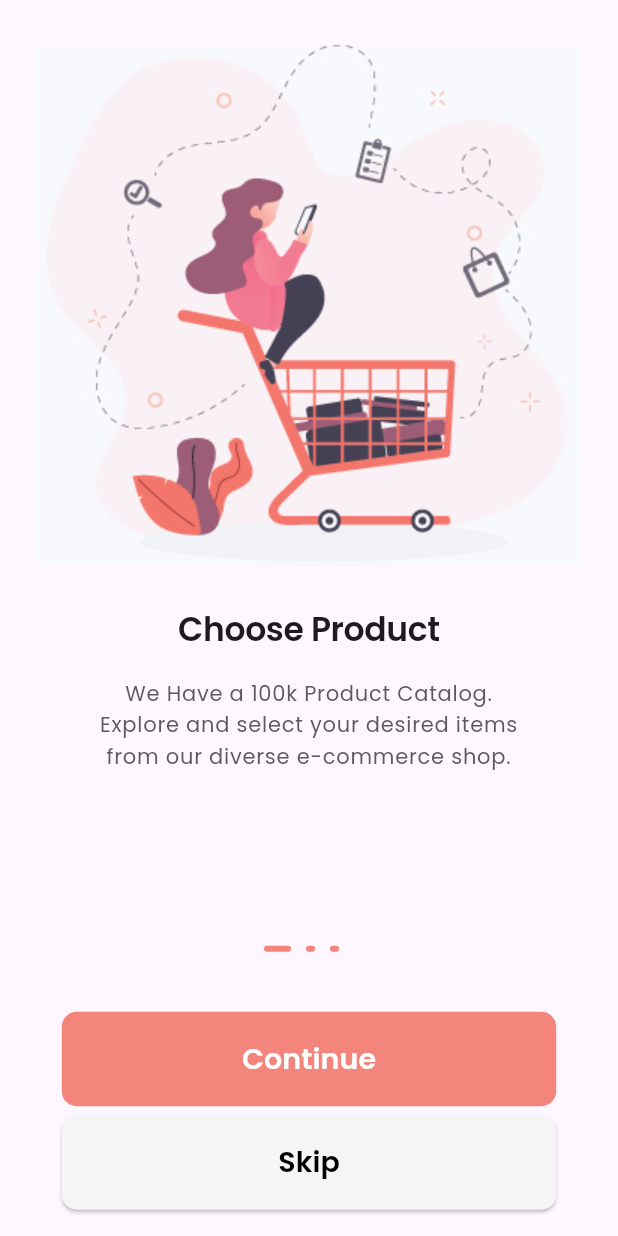
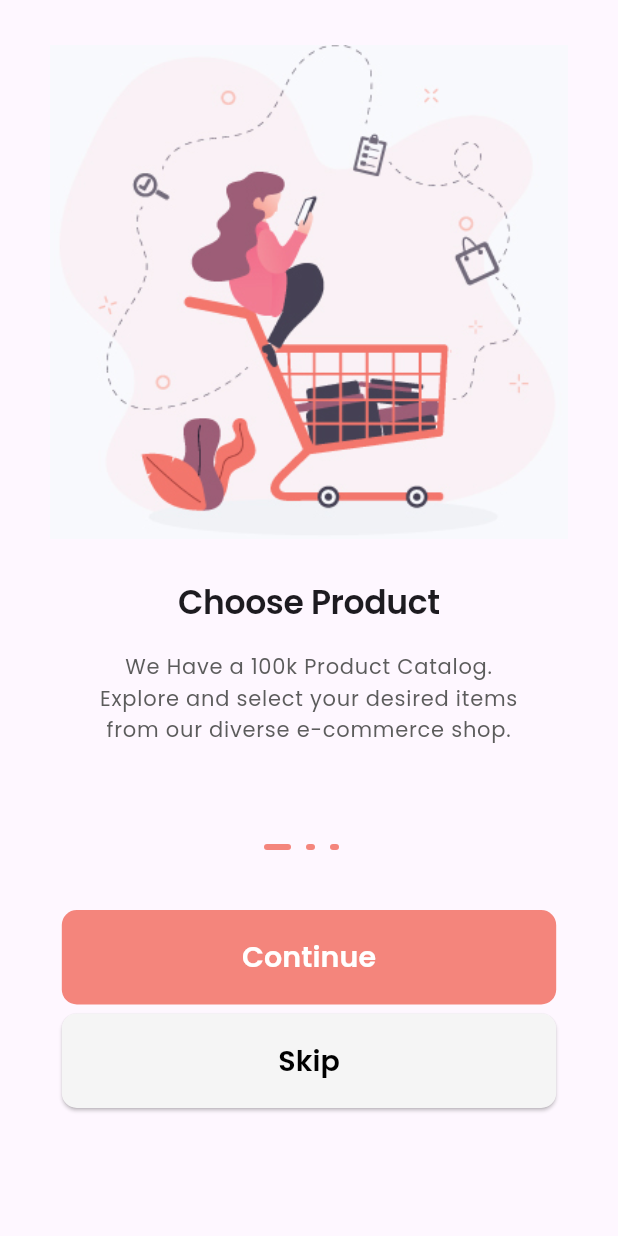
Before and after one commit to AbdelrhmanAmer/Complete-Commerce-App, a Flutter app: the OnBoarding screen opened by its route, on a phone screen of 412 x 824 dp. Run offline on Flutter 3.47's test engine with Material 3 defaults, Android fonts, the phone set to English and light mode, and no system bars; our stand-ins replace flutter_svg, get, google_fonts, shared_preferences; accounts and stored records are empty; project files that could hold a hidden picture were left out.

Commit message:
resposive onboarding image

```diff
--- a/commplete_commerce_app/lib/view/screens/onboarding.dart
+++ b/commplete_commerce_app/lib/view/screens/onboarding.dart
@@ -19,11 +19,12 @@
         crossAxisAlignment: CrossAxisAlignment.center,
         children: [
           const Expanded(
-            flex: 3,
+            flex: 2,
             child: CustomPageView(),
           ),
           Expanded(
             flex: 1,
+            child: SingleChildScrollView(
               child: Column(
                 children: [
                   const SizedBox(height: 20),
@@ -46,6 +47,7 @@
                 ],
               ),
             ),
+          ),
           const SizedBox(height: 10),
         ],
       ),
--- a/commplete_commerce_app/lib/view/widgets/onboarding/custom_page_view.dart
+++ b/commplete_commerce_app/lib/view/widgets/onboarding/custom_page_view.dart
@@ -21,8 +21,12 @@ class CustomPageView extends GetView<OnBoardingControllerImp> {
           child: Column(
             children: [
               const SizedBox(height: 30),
-              Image.asset(
-                onBoardingList[index].image!,
+              SizedBox(
+                height: MediaQuery.of(context).size.height * .4,
+                child: Image.asset(
+                  onBoardingList[index].image!,
+                  fit: BoxFit.cover,
+                ),
               ),
               const SizedBox(height: 30),
               Text(
```
Lines whose indentation alone changed are shown as unchanged.
